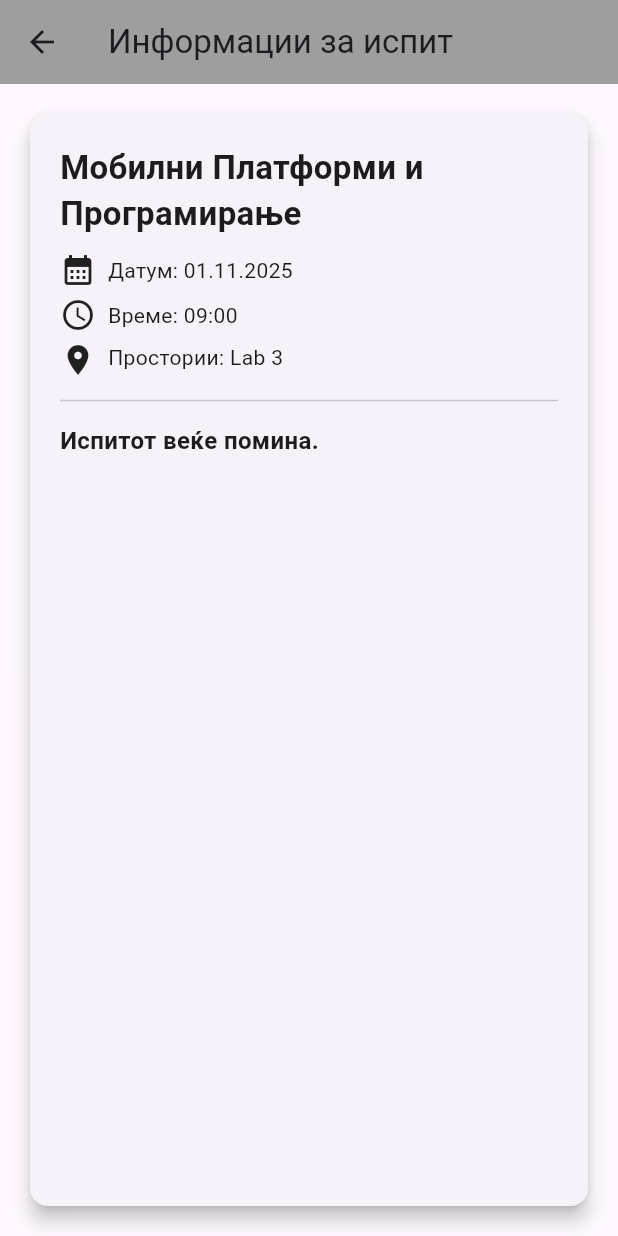
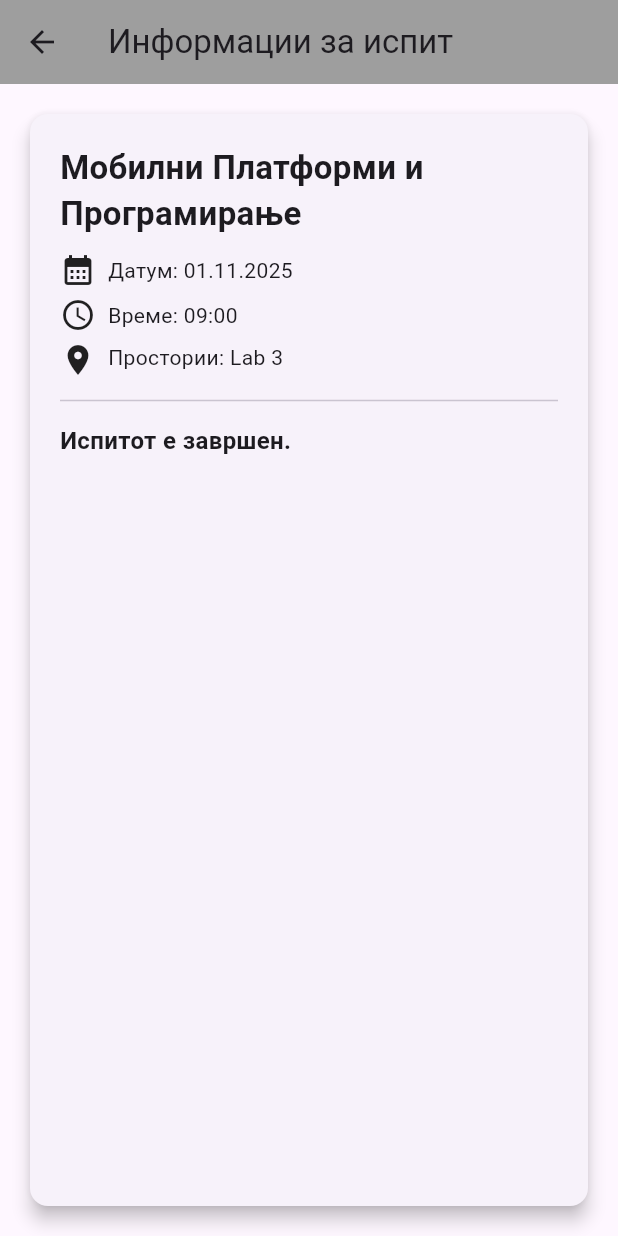
Before and after one commit to StankoDzeparoski/Mobile-Information-Systems, a Flutter app: the screen it shows after launch, after a tap on "Мобилни Платформи и Програмирање", on a phone screen of 412 x 824 dp. Run offline on Flutter 3.47's test engine with Material 3 defaults, Android fonts, the phone set to English and light mode, and no system bars.

Commit message:
Output text adjusted

```diff
--- a/lab1_exam_list/lib/screens/examDetailScreen.dart
+++ b/lab1_exam_list/lib/screens/examDetailScreen.dart
@@ -9,12 +9,12 @@ class ExamDetailScreen extends StatelessWidget {
 
   String getTimeRemaining() {
     final now = DateTime.now();
-    if (exam.date.isBefore(now)) return "Испитот веќе помина.";
+    if (exam.date.isBefore(now)) return "Испитот е завршен.";
 
     final diff = exam.date.difference(now);
     final days = diff.inDays;
     final hours = diff.inHours % 24;
-    return "$days дена, $hours часа преостануваат.";
+    return "Време до испит $days дена, $hours часа.";
   }
 
   @override
```
